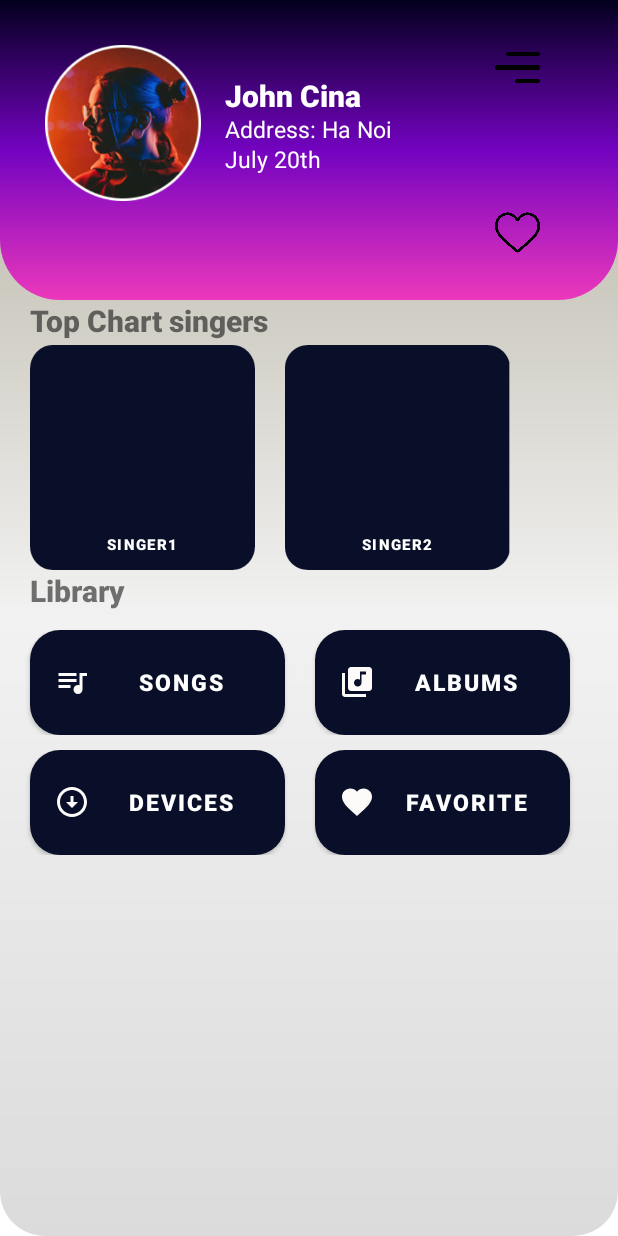
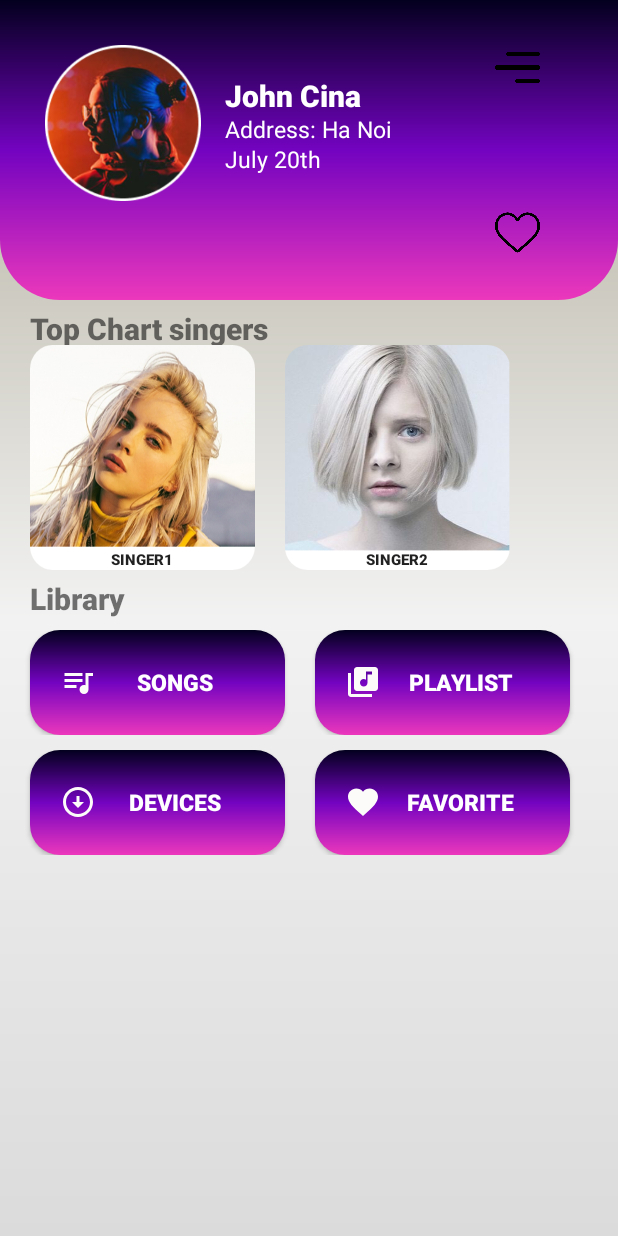
Before and after one commit to relaxday123/Music_player, an Android app: the layout fragment_offline.xml on its own in the app's theme, with its tools: preview values and no code run, on a phone screen of 412 x 824 dp. Run offline under Robolectric (Android 15) with nearby library versions, the light colour scheme and no system bars.

Commit message:
change offline fragment

```diff
--- a/app/build.gradle
+++ b/app/build.gradle
@@ -42,6 +42,7 @@ dependencies {
     implementation 'com.google.firebase:firebase-firestore:24.1.0'
     implementation 'androidx.navigation:navigation-fragment:2.4.1'
     implementation 'androidx.navigation:navigation-ui:2.4.1'
+    implementation 'com.google.android.gms:play-services-fido:18.1.0'
     testImplementation 'junit:junit:4.13.2'
     androidTestImplementation 'androidx.test.ext:junit:1.1.3'
     androidTestImplementation 'androidx.test.espresso:espresso-core:3.4.0'
--- a/app/src/main/AndroidManifest.xml
+++ b/app/src/main/AndroidManifest.xml
@@ -17,6 +17,9 @@
         android:theme="@style/Theme.Music_player"
         android:usesCleartextTraffic="true">
         <activity
+            android:name=".PlaylistActivity"
+            android:exported="false" />
+        <activity
             android:name=".SongActivity"
             android:exported="false" />
         <activity
@@ -35,6 +38,9 @@
             android:exported="false" />
         <activity
             android:name=".PlayerActivity"
+            android:exported="true" />
+        <activity
+            android:name=".PlayerActivity2"
             android:exported="true" />
         <activity
             android:name=".RegisterActivity"
--- a/app/src/main/java/com/example/music_player/MainActivity.java
+++ b/app/src/main/java/com/example/music_player/MainActivity.java
@@ -88,7 +88,7 @@ public class MainActivity extends AppCompatActivity implements SearchView.OnQuer
         ViewPagerAdapter viewPagerAdapter = new ViewPagerAdapter(getSupportFragmentManager());
         viewPagerAdapter.addFragments(new OnlineFragment(), "Online");
         viewPagerAdapter.addFragments(new OfflineFragment(), "Offline");
-        viewPagerAdapter.addFragments(new PlaylistFragment(), "Playlist");
+//        viewPagerAdapter.addFragments(new PlaylistFragment(), "Playlist");
         viewPager.setAdapter(viewPagerAdapter);
         tabLayout.setupWithViewPager(viewPager);
 //        getSupportActionBar().setDisplayShowTitleEnabled(false);
@@ -250,7 +250,7 @@ public class MainActivity extends AppCompatActivity implements SearchView.OnQuer
                 myFiles.add(song);
             }
         }
-        OfflineFragment.musicAdapter.updateList(myFiles);
+//        OfflineFragment.musicAdapter.updateList(myFiles);
         return true;
     }
 
--- a/app/src/main/java/com/example/music_player/MusicService.java
+++ b/app/src/main/java/com/example/music_player/MusicService.java
@@ -8,8 +8,6 @@ import static com.example.music_player.ApplicationClass.CHANNEL_ID_2;
 import static com.example.music_player.PlayerActivity.listSongs;
 
 import android.app.Notification;
-import android.app.NotificationChannel;
-import android.app.NotificationManager;
 import android.app.PendingIntent;
 import android.app.Service;
 import android.content.Intent;
@@ -22,7 +20,6 @@ import android.net.Uri;
 import android.os.Binder;
 import android.os.IBinder;
 import android.support.v4.media.session.MediaSessionCompat;
-import android.util.Log;
 import android.widget.Toast;
 
 import androidx.annotation.Nullable;
@@ -43,6 +40,7 @@ public class MusicService extends Service implements MediaPlayer.OnCompletionLis
     public static final String MUSIC_FILE = "STORED_MUSIC";
     public static final String SONG_NAME = "SONG_NAME";
     public static final String SONG_ARTIST = "SONG_ARTIST";
+    String nowPlayingId = "";
 
     @Override
     public void onCreate() {
@@ -147,6 +145,7 @@ public class MusicService extends Service implements MediaPlayer.OnCompletionLis
         editor.putString(SONG_NAME, musicFiles.get(position).getTitle());
         editor.apply();
         mediaPlayer = MediaPlayer.create(getBaseContext(), uri);
+        nowPlayingId = listSongs.get(position).getId();
     }
 
     void OnCompleted() {
--- a/app/src/main/res/drawable/gradient_2.xml
+++ b/app/src/main/res/drawable/gradient_2.xml
@@ -7,6 +7,4 @@
         android:endColor="#DBDBDB"
         android:angle="-270">
     </gradient>
-    <corners android:radius="30dp"
-        />
 </shape>
--- a/app/src/main/res/drawable/gradient_button.xml
+++ b/app/src/main/res/drawable/gradient_button.xml
@@ -1,11 +1,9 @@
 <?xml version="1.0" encoding="utf-8"?>
-<shape xmlns:android="http://schemas.android.com/apk/res/android"
-    android:shape="rectangle">
+<shape xmlns:android="http://schemas.android.com/apk/res/android">
     <gradient
         android:startColor="#03001e"
         android:centerColor="#7303c0"
         android:endColor="#ec38bc"
         android:angle="-45" />
-    <corners android:radius="20dp"
-        />
+    <corners android:radius="20dp" />
 </shape>
--- a/app/src/main/res/layout/activity_selection.xml
+++ b/app/src/main/res/layout/activity_selection.xml
@@ -43,7 +43,6 @@
         android:layout_height="wrap_content"
         android:layout_below="@id/linearLayout"
         android:layout_marginTop="10dp"
-        android:paddingBottom="50dp"
         android:scrollbars="vertical" />
 
 </RelativeLayout>
--- a/app/src/main/res/layout/fragment_offline.xml
+++ b/app/src/main/res/layout/fragment_offline.xml
@@ -5,8 +5,7 @@
     android:layout_height="match_parent"
     android:background="@drawable/gradient_2"
     android:orientation="vertical"
-    tools:context=".OfflineFragment"
-    >
+    tools:context=".OfflineFragment">
 
     <RelativeLayout
         android:id="@+id/recyclerView"
@@ -97,12 +96,14 @@
         android:orientation="vertical">
 
         <TextView
+            android:id="@+id/topChart"
             android:layout_width="match_parent"
             android:layout_height="wrap_content"
             android:layout_marginLeft="20dp"
             android:text="Top Chart singers"
             android:textSize="20dp"
-            android:fontFamily="sans-serif-black">
+            android:fontFamily="sans-serif-black"
+            android:layout_marginVertical="5dp">
 
         </TextView>
     </LinearLayout>
@@ -115,8 +116,7 @@
         android:layout_marginTop="230dp"
         android:orientation="horizontal">
 
-
-        <Button
+        <androidx.appcompat.widget.AppCompatButton
             android:id="@+id/singer1_img"
             style="@style/buttonChars"
             android:background="@drawable/billieeilish"
@@ -124,9 +124,10 @@
             android:gravity="bottom|center_horizontal"
             android:onClick="singer1_button"
             android:text="Singer1"
-            android:textSize="10dp"></Button>
+            android:textSize="10dp">
+        </androidx.appcompat.widget.AppCompatButton>
 
-        <Button
+        <androidx.appcompat.widget.AppCompatButton
             android:id="@+id/singer2_img"
             style="@style/buttonChars"
             android:background="@drawable/aururasinger"
@@ -136,7 +137,7 @@
             android:text="Singer2"
             android:textSize="10dp">
 
-        </Button>
+        </androidx.appcompat.widget.AppCompatButton>
     </LinearLayout>
 
     <LinearLayout
@@ -146,8 +147,11 @@
         <Space
             android:layout_width="wrap_content"
             android:layout_height="match_parent"
-            android:layout_marginLeft="20dp"></Space>
+            android:layout_marginLeft="20dp">
+        </Space>
+
         <TextView
+            android:layout_marginTop="5dp"
             android:layout_width="wrap_content"
             android:layout_height="wrap_content"
             android:text="Library"
@@ -161,28 +165,30 @@
         android:layout_height="wrap_content"
         android:layout_marginTop="420dp">
 
-        <Button
+        <androidx.appcompat.widget.AppCompatButton
             android:id="@+id/song_button"
             style="@style/button_sample"
             android:background="@drawable/gradient_button"
-            android:layout_marginLeft="20dp"
+            android:layout_marginStart="20dp"
+            android:paddingHorizontal="20dp"
             android:drawableLeft="@drawable/ic_baseline_queue_music_24"
             android:fontFamily="sans-serif-black"
             android:text="Songs"
             android:textColor="@color/white"
-            android:onClick="Song_button"
-            android:textSize="15dp"></Button>
+            android:textSize="15sp">
+        </androidx.appcompat.widget.AppCompatButton>
 
-        <Button
-            android:id="@+id/Album_buttom"
+        <androidx.appcompat.widget.AppCompatButton
+            android:id="@+id/playlist_button"
             style="@style/button_sample"
+            android:paddingHorizontal="20dp"
             android:background="@drawable/gradient_button"
             android:drawableLeft="@drawable/ic_baseline_library_music_24"
             android:fontFamily="sans-serif-black"
-            android:text="Albums"
+            android:text="Playlist"
             android:onClick="albums_button"
             android:textColor="@color/white"
-            android:textSize="15dp"></Button>
+            android:textSize="15dp"></androidx.appcompat.widget.AppCompatButton>
 
 
     </LinearLayout>
@@ -191,27 +197,30 @@
         android:layout_height="wrap_content"
         android:layout_marginTop="500dp">
 
-        <Button
+        <androidx.appcompat.widget.AppCompatButton
             android:id="@+id/device_button"
             style="@style/button_sample"
             android:fontFamily="sans-serif-black"
             android:text="devices"
             android:background="@drawable/gradient_button"
+            android:paddingHorizontal="20dp"
             android:drawableLeft="@drawable/ic_baseline_arrow_circle_down_24"
             android:textColor="@color/white"
             android:onClick="Device_button"
-            android:textSize="15dp"></Button>
+            android:textSize="15dp"></androidx.appcompat.widget.AppCompatButton>
 
-        <Button
+        <androidx.appcompat.widget.AppCompatButton
             android:id="@+id/Favorite"
             style="@style/button_sample"
             android:fontFamily="sans-serif-black"
+            android:paddingHorizontal="20dp"
             android:drawableLeft="@drawable/ic_baseline_favorite_24"
             android:text="Favorite"
             android:onClick="favorite_button"
             android:background="@drawable/gradient_button"
             android:textColor="@color/white"
-            android:textSize="15dp"></Button>
+            android:textSize="15dp">
+        </androidx.appcompat.widget.AppCompatButton>
 
 
     </LinearLayout>
--- a/app/src/main/res/values/themes.xml
+++ b/app/src/main/res/values/themes.xml
@@ -1,6 +1,7 @@
 <resources xmlns:tools="http://schemas.android.com/tools">
     <!-- Base application theme. -->
     <style name="Theme.Music_player" parent="Theme.MaterialComponents.DayNight.DarkActionBar">
+<!--        <style name="Theme.Music_player" parent="Theme.AppCompat.DayNight.DarkActionBar" >-->
         <!-- Primary brand color. -->
         <item name="windowActionBar">false</item>
         <item name="windowNoTitle">true</item>
@@ -24,4 +25,5 @@
     <style name="Theme.Music_player.AppBarOverlay" parent="ThemeOverlay.AppCompat.Dark.ActionBar" />
 
     <style name="Theme.Music_player.PopupOverlay" parent="ThemeOverlay.AppCompat.Light" />
+
 </resources>
```
Also changed, not shown: app/src/main/java/com/example/music_player/MusicAdapter.java (+3 -33 lines), app/src/main/java/com/example/music_player/OfflineFragment.java (+32 -18 lines), app/src/main/java/com/example/music_player/PlayerActivity.java (+6 -18 lines), app/src/main/java/com/example/music_player/PlaylistActivity.java (renamed from app/src/main/java/com/example/music_player/PlaylistFragment.java, +22 -36 lines), app/src/main/java/com/example/music_player/PlaylistDetails.java (+19 -19 lines), app/src/main/java/com/example/music_player/SelectionActivity.java (+9 -21 lines), app/src/main/java/com/example/music_player/ViewPagerFragmentAdapter.java (deleted, +0 -34 lines), app/src/main/res/layout/activity_playlist.xml (added, +31 -0 lines).
